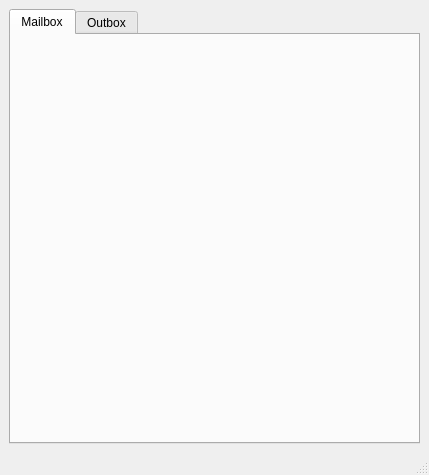
First picture: the form in client/ui/main.ui, repository AlexLaur/LauExchange, before the edit.
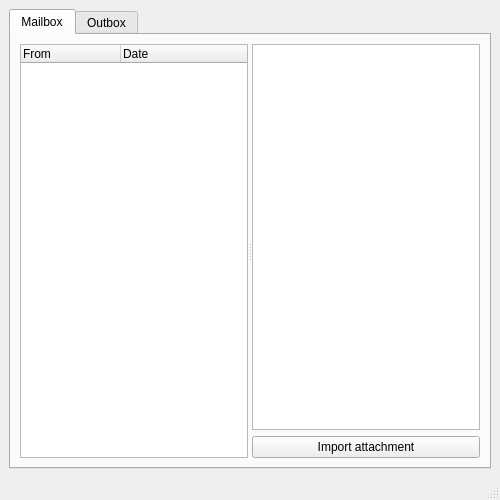
Second picture: the form after the edit. The open tabs and pages were chosen to show the change.

The edit to the form file:
```diff
--- a/client/ui/main.ui
+++ b/client/ui/main.ui
@@ -6,8 +6,8 @@
    <rect>
     <x>0</x>
     <y>0</y>
-    <width>429</width>
-    <height>475</height>
+    <width>500</width>
+    <height>500</height>
    </rect>
   </property>
   <property name="windowTitle">
@@ -24,6 +24,63 @@
        <attribute name="title">
         <string>Mailbox</string>
        </attribute>
+       <layout class="QVBoxLayout" name="verticalLayout_9">
+        <item>
+         <widget class="QSplitter" name="splitter_2">
+          <property name="orientation">
+           <enum>Qt::Horizontal</enum>
+          </property>
+          <widget class="QWidget" name="verticalLayoutWidget_2">
+           <layout class="QVBoxLayout" name="verticalLayout_7">
+            <item>
+             <widget class="QTreeWidget" name="trw_mailbox">
+              <property name="editTriggers">
+               <set>QAbstractItemView::NoEditTriggers</set>
+              </property>
+              <property name="showDropIndicator" stdset="0">
+               <bool>false</bool>
+              </property>
+              <property name="alternatingRowColors">
+               <bool>true</bool>
+              </property>
+              <property name="itemsExpandable">
+               <bool>false</bool>
+              </property>
+              <column>
+               <property name="text">
+                <string>From</string>
+               </property>
+              </column>
+              <column>
+               <property name="text">
+                <string>Date</string>
+               </property>
+              </column>
+             </widget>
+            </item>
+           </layout>
+          </widget>
+          <widget class="QWidget" name="verticalLayoutWidget_3">
+           <layout class="QVBoxLayout" name="verticalLayout_8">
+            <item>
+             <widget class="QPlainTextEdit" name="txe_mailbox_content">
+              <property name="readOnly">
+               <bool>true</bool>
+              </property>
+             </widget>
+            </item>
+            <item>
+             <widget class="QPushButton" name="pub_import_attachment">
+              <property name="text">
+               <string>Import attachment</string>
+              </property>
+             </widget>
+            </item>
+           </layout>
+          </widget>
+         </widget>
+        </item>
+       </layout>
       </widget>
       <widget class="QWidget" name="outbox">
        <attribute name="title">
```
Left out of the diff: 23 changed lines with no effect on the pictures.
